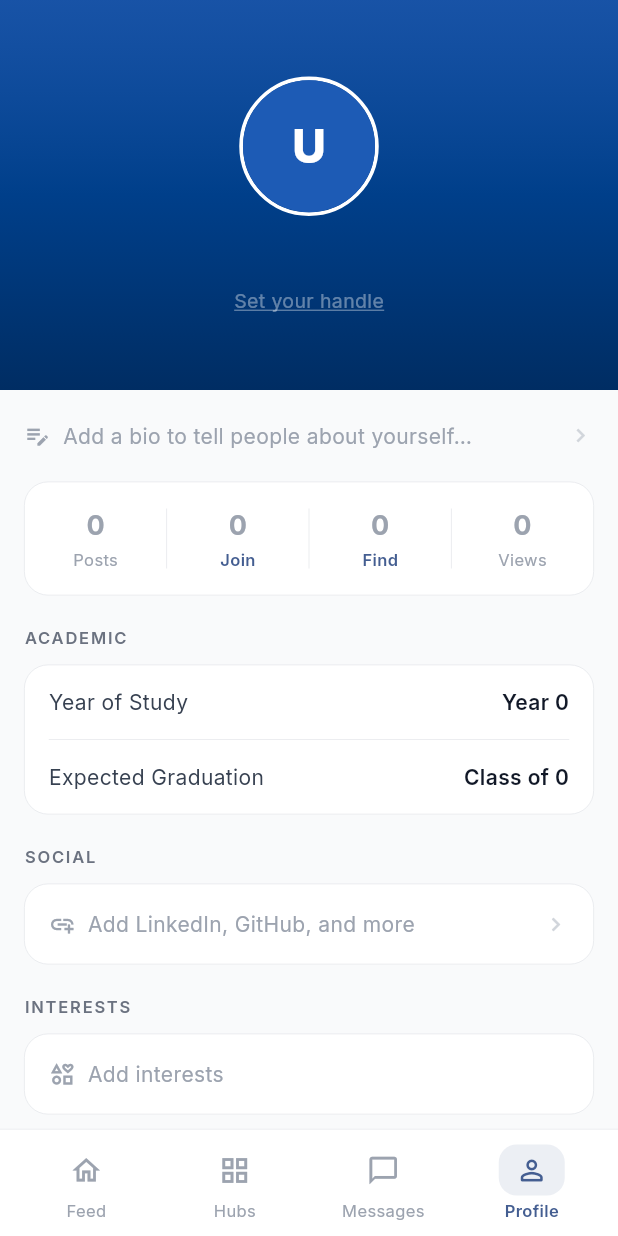
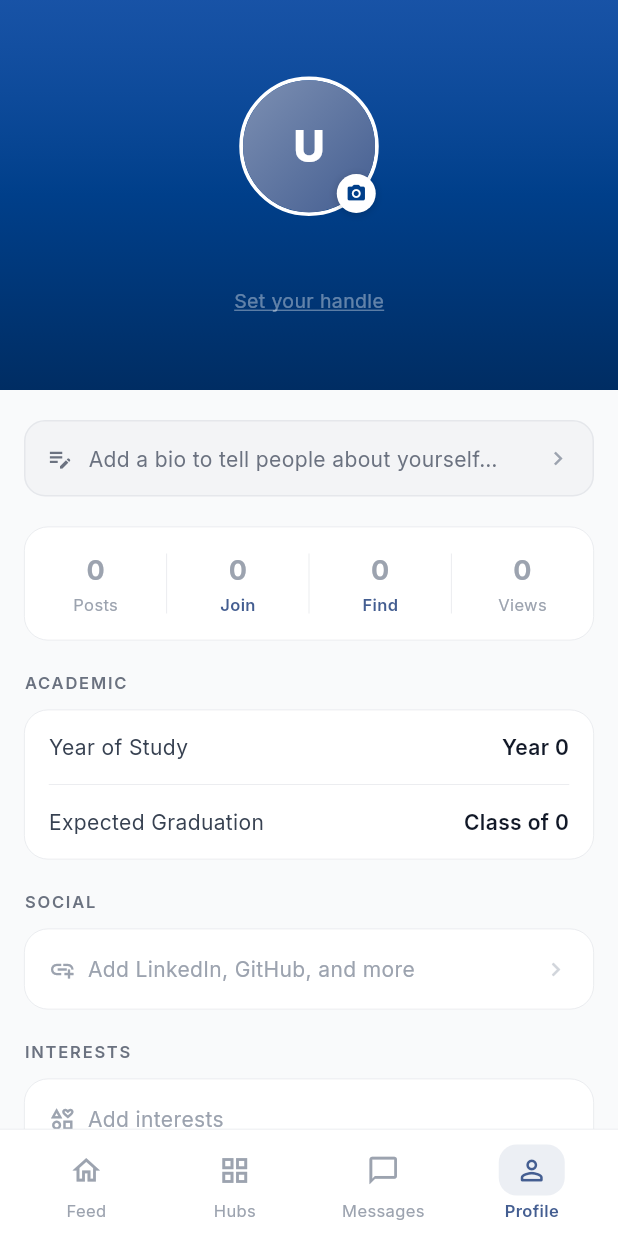
Before and after one commit to chrisxie12/UNIFY, a Flutter app: the screen it shows once a user with an empty profile is signed in, item 4 of the bottom bar chosen, on a phone screen of 412 x 824 dp. Run offline on Flutter 3.47's test engine with Material 3 defaults, Android fonts, the phone set to English and light mode, and no system bars; our stand-ins replace equatable, flutter_dotenv, flutter_riverpod, flutter_svg, go_router, google_fonts and 6 more; accounts and stored records are empty.

Commit message:
Polish profile avatar, bio card, and fix badge overflow
Avatar:
- Initials circle: gradient fill (white-blended lighter → primary) instead of flat color
- Camera badge (white circle, themed icon) overlaid bottom-right when in header

Bio section:
- Both empty + populated states now wrapped in a rounded card
- Empty state: surface-tinted card, grey2 text (higher contrast than grey3)
- Populated state: white card with subtle border, Edit affordance right-aligned

Achievements:
- Badge label font 12→11px, lineHeight 1.2 to prevent 2-line overflow
- SizedBox height 120 already in place — combination fully resolves the overflow

https://claude.ai/code/session_01Ho6HSv4QZY4KoUvcMZKtur

```diff
--- a/mobile_flutter/lib/features/profile/presentation/screens/profile_screen.dart
+++ b/mobile_flutter/lib/features/profile/presentation/screens/profile_screen.dart
@@ -123,7 +123,36 @@ class _ProfileSliverHeader extends ConsumerWidget {
                 // Tappable avatar -> edit profile
                 GestureDetector(
                   onTap: () => context.push('/app/profile/edit'),
-                  child: _Avatar(profile: profile, radius: 44, showBorder: true),
+                  child: Stack(
+                    clipBehavior: Clip.none,
+                    children: [
+                      _Avatar(profile: profile, radius: 44, showBorder: true),
+                      Positioned(
+                        bottom: 2,
+                        right: 2,
+                        child: Container(
+                          width: 26,
+                          height: 26,
+                          decoration: BoxDecoration(
+                            color: Colors.white,
+                            shape: BoxShape.circle,
+                            boxShadow: [
+                              BoxShadow(
+                                color: Colors.black.withOpacity(0.18),
+                                blurRadius: 4,
+                                offset: const Offset(0, 1),
+                              ),
+                            ],
+                          ),
+                          child: Icon(
+                            Icons.camera_alt_rounded,
+                            size: 14,
+                            color: activeTheme.primary,
+                          ),
+                        ),
+                      ),
+                    ],
+                  ),
                 ),
                 const SizedBox(height: 12),
                 // Name + verification badge
@@ -245,15 +274,28 @@ class _InitialsAvatar extends StatelessWidget {
 
   @override
   Widget build(BuildContext context) {
-    return CircleAvatar(
-      radius: radius,
-      backgroundColor: AppColors.primaryLight,
+    final primary = Theme.of(context).colorScheme.primary;
+    final lighter = Color.alphaBlend(Colors.white.withOpacity(0.30), primary);
+    return Container(
+      width: radius * 2,
+      height: radius * 2,
+      decoration: BoxDecoration(
+        shape: BoxShape.circle,
+        gradient: LinearGradient(
+          colors: [lighter, primary],
+          begin: Alignment.topLeft,
+          end: Alignment.bottomRight,
+        ),
+      ),
+      child: Center(
         child: Text(
           initials,
           style: TextStyle(
-          fontSize: radius * 0.7,
+            fontSize: radius * 0.65,
             fontWeight: FontWeight.w800,
             color: Colors.white,
+            letterSpacing: 0.5,
+          ),
         ),
       ),
     );
@@ -275,24 +317,39 @@ class _BioSection extends StatelessWidget {
     if (!hasBio) {
       return GestureDetector(
         onTap: () => context.push('/app/profile/edit'),
+        child: Container(
+          padding: const EdgeInsets.symmetric(horizontal: 14, vertical: 14),
+          decoration: BoxDecoration(
+            color: AppColors.surface,
+            borderRadius: BorderRadius.circular(14),
+            border: Border.all(color: AppColors.border),
+          ),
           child: Row(
             children: [
-            Icon(Icons.edit_note_outlined, size: 18, color: AppColors.grey3),
-            const SizedBox(width: 8),
+              Icon(Icons.edit_note_outlined, size: 18, color: AppColors.grey2),
+              const SizedBox(width: 10),
               Expanded(
                 child: Text(
                   'Add a bio to tell people about yourself…',
-                style: AppTextStyles.body.copyWith(color: AppColors.grey3),
+                  style: AppTextStyles.body.copyWith(color: AppColors.grey2),
                 ),
               ),
-            Icon(Icons.chevron_right, size: 18, color: AppColors.grey4),
+              Icon(Icons.chevron_right, size: 18, color: AppColors.grey3),
             ],
+          ),
         ),
       );
     }
 
     return GestureDetector(
       onTap: () => context.push('/app/profile/edit'),
+      child: Container(
+        padding: const EdgeInsets.symmetric(horizontal: 14, vertical: 14),
+        decoration: BoxDecoration(
+          color: AppColors.white,
+          borderRadius: BorderRadius.circular(14),
+          border: Border.all(color: AppColors.border, width: 0.5),
+        ),
         child: Row(
           crossAxisAlignment: CrossAxisAlignment.start,
           children: [
@@ -307,6 +364,7 @@ class _BioSection extends StatelessWidget {
               ],
             ),
           ],
+        ),
       ),
     );
   }
@@ -836,7 +894,9 @@ class _BadgeCard extends StatelessWidget {
           const SizedBox(height: 8),
           Text(
             badge.label,
-            style: AppTextStyles.caption.copyWith(
+            style: const TextStyle(
+              fontSize: 11,
+              height: 1.2,
               color: AppColors.dark,
               fontWeight: FontWeight.w600,
             ),
```
Lines whose indentation alone changed are shown as unchanged.
